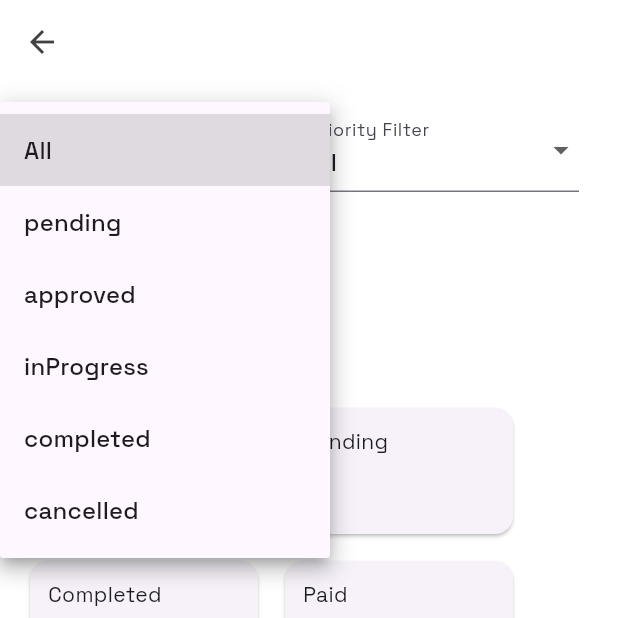
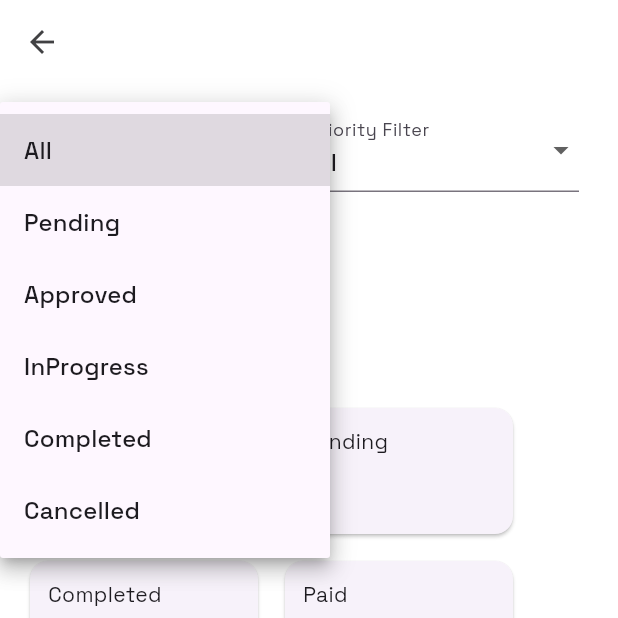
Before and after one commit to bhadresh0768/orderhub, a Flutter app: the OrderHistoryReportScreen screen opened directly with empty values, after a tap on "All", on a phone screen of 412 x 824 dp, the top half of it. Run offline on Flutter 3.47's test engine with Material 3 defaults, Android fonts, the light colour scheme and no system bars; our stand-ins replace app_links, cloud_firestore, connectivity_plus, country_picker, file_picker, firebase_auth and 8 more; missing offline and left inert: android_intent_plus, firebase_app_check; accounts and stored records are empty.

Commit message:
set first letter capital

```diff
--- a/todo_reminder_alarm/lib/ui/screens/home/customer_home.dart
+++ b/todo_reminder_alarm/lib/ui/screens/home/customer_home.dart
@@ -580,7 +580,7 @@ class _CustomerHomeBodyState extends ConsumerState<_CustomerHomeBody> {
                   subtitle: Text(
                     'Order ${order.displayOrderNumber}'
                     '${showAmountToCustomer ? ' • Amount: $amountText' : ''}\n'
-                    'Payment: ${order.payment.status.name}'
+                    'Payment: ${_capitalize(order.payment.status.name)}'
                     '${collectedByText == null ? '' : ' ($collectedByText)'}'
                     ' | Delivery: ${_capitalize(order.delivery.status.name)}'
                     '${itemSummary.isEmpty ? '' : '\nItems: $itemSummary'}'
--- a/todo_reminder_alarm/lib/ui/screens/orders/customer_order_detail_screen.dart
+++ b/todo_reminder_alarm/lib/ui/screens/orders/customer_order_detail_screen.dart
@@ -166,7 +166,7 @@ class CustomerOrderDetailScreen extends StatelessWidget {
                       ],
                     ),
                   ),
-                  Text('Payment: ${order.payment.status.name}'),
+                  Text('Payment: ${_capitalize(order.payment.status.name)}'),
                   Text('Delivery: ${_capitalize(order.delivery.status.name)}'),
                   Text('Amount: ${_money(order.payment.amount)}'),
                   Text(
--- a/todo_reminder_alarm/lib/ui/screens/orders/order_history_report_screen.dart
+++ b/todo_reminder_alarm/lib/ui/screens/orders/order_history_report_screen.dart
@@ -57,6 +57,10 @@ class OrderHistoryReportScreen extends ConsumerStatefulWidget {
 
 class _OrderHistoryReportScreenState
     extends ConsumerState<OrderHistoryReportScreen> {
+  String _capitalize(String value) {
+    if (value.isEmpty) return value;
+    return value[0].toUpperCase() + value.substring(1);
+  }
 
   List<Order> get _filtered {
     final ui = ref.read(_orderHistoryUiProvider);
@@ -87,8 +91,8 @@ class _OrderHistoryReportScreenState
       final created = order.createdAt?.toIso8601String() ?? '';
       buffer.writeln(
         '${order.displayOrderNumber},${_escape(order.businessName)},${_escape(order.customerName)},'
-        '${order.priority.name},${order.status.name},${order.payment.status.name},'
-        '${order.delivery.status.name},$created',
+        '${_capitalize(order.priority.name)},${_capitalize(order.status.name)},${_capitalize(order.payment.status.name)},'
+        '${_capitalize(order.delivery.status.name)},$created',
       );
     }
     return buffer.toString();
@@ -159,7 +163,7 @@ class _OrderHistoryReportScreenState
                     ...OrderStatus.values.map(
                       (value) => DropdownMenuItem<OrderStatus?>(
                         value: value,
-                        child: Text(value.name),
+                        child: Text(_capitalize(value.name)),
                       ),
                     ),
                   ],
@@ -184,7 +188,7 @@ class _OrderHistoryReportScreenState
                     ...OrderPriority.values.map(
                       (value) => DropdownMenuItem<OrderPriority?>(
                         value: value,
-                        child: Text(value.name),
+                        child: Text(_capitalize(value.name)),
                       ),
                     ),
                   ],
@@ -260,10 +264,12 @@ class _OrderHistoryReportScreenState
           ...filtered.map(
             (order) => Card(
               child: ListTile(
-                title: Text('${order.businessName} • ${order.status.name}'),
+                title: Text(
+                  '${order.businessName} • ${_capitalize(order.status.name)}',
+                ),
                 subtitle: Text(
-                  'Priority: ${order.priority.name} | Items: ${order.items.length} | '
-                  'Payment: ${order.payment.status.name} | Delivery: ${order.delivery.status.name}',
+                  'Priority: ${_capitalize(order.priority.name)} | Items: ${order.items.length} | '
+                  'Payment: ${_capitalize(order.payment.status.name)} | Delivery: ${_capitalize(order.delivery.status.name)}',
                 ),
                 trailing: Text(
                   order.createdAt == null
```
Also changed, not shown: todo_reminder_alarm/lib/ui/screens/home/admin_home.dart (+48 -8 lines), todo_reminder_alarm/lib/ui/screens/home/business_home.dart (+2 -11 lines), todo_reminder_alarm/lib/ui/screens/home/delivery_boy_home.dart (+7 -18 lines).
